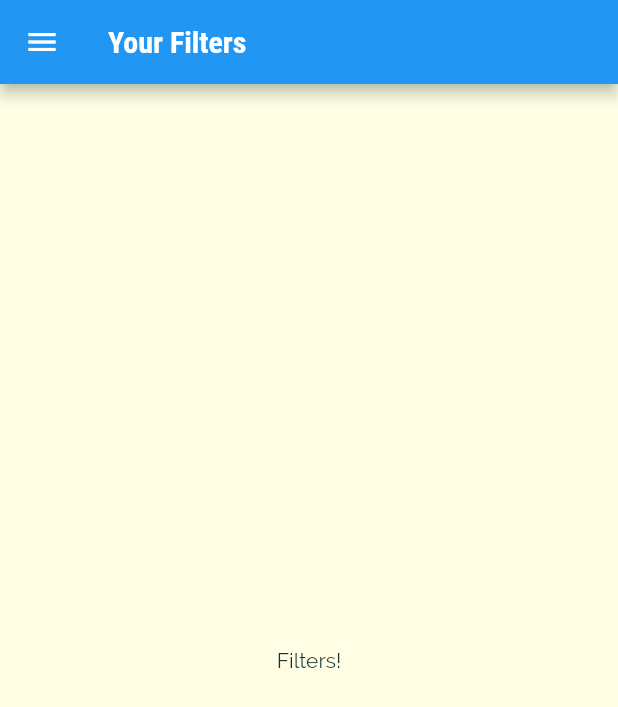
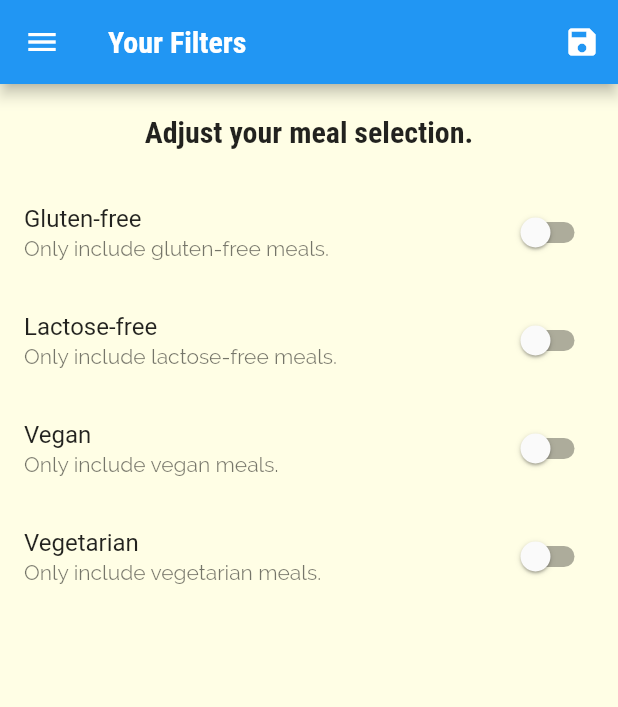
Before and after one commit to rodrigodsluz/flutter_meals_app, a Flutter app: the FiltersScreen screen opened by its route, on a phone screen of 412 x 824 dp. Shown: the top 707 px of the screen. Run offline on Flutter 3.47's test engine with Material 2 defaults, Android fonts, the phone set to English and light mode, and no system bars.

Commit message:
feat: adding filtering logic

```diff
--- a/lib/main.dart
+++ b/lib/main.dart
@@ -6,9 +6,49 @@ import './screens/meal_detail_screen.dart';
 import './screens/categories_screen.dart';
 import './screens/category_meals_screen.dart';
 
+import './models/meal.dart';
+
+import './dummy_data.dart';
+
 void main() => runApp(MyApp());
 
-class MyApp extends StatelessWidget {
+class MyApp extends StatefulWidget {
+  @override
+  State<MyApp> createState() => _MyAppState();
+}
+
+class _MyAppState extends State<MyApp> {
+  Map<String, bool> _filters = {
+    'gluten': false,
+    'lactose': false,
+    'vegan': false,
+    'vegetarian': false,
+  };
+
+  List<Meal> _availableMeals = DUMMY_MEALS;
+
+  void _setFilters(Map<String, bool> filterData) {
+    setState(() {
+      _filters = filterData;
+    });
+
+    _availableMeals = DUMMY_MEALS.where((meal) {
+      if (_filters['gluten'] && !meal.isGlutenFree) {
+        return false;
+      }
+      if (_filters['lactose'] && !meal.isLactoseFree) {
+        return false;
+      }
+      if (_filters['vegan'] && !meal.isVegan) {
+        return false;
+      }
+      if (_filters['vegetarian'] && !meal.isVegetarian) {
+        return false;
+      }
+      return true;
+    }).toList();
+  }
+
   @override
   Widget build(BuildContext context) {
     return MaterialApp(
@@ -32,9 +72,11 @@ class MyApp extends StatelessWidget {
         //home: CategoriesScreen(),
         routes: {
           '/': (ctx) => TabsScreen(),
-          CategoryMealsScreen.routeName: (ctx) => CategoryMealsScreen(),
+          CategoryMealsScreen.routeName: (ctx) =>
+              CategoryMealsScreen(_availableMeals),
           MealDetailScreen.routeName: (ctx) => MealDetailScreen(),
-          FiltersScreen.routeName: (ctx) => FiltersScreen(),
+          FiltersScreen.routeName: (ctx) =>
+              FiltersScreen(_filters, _setFilters),
         },
         onUnknownRoute: (settings) {
           return MaterialPageRoute(builder: (ctx) => CategoriesScreen());
--- a/lib/screens/category_meals_screen.dart
+++ b/lib/screens/category_meals_screen.dart
@@ -4,10 +4,12 @@ import '../widgets/meal_item.dart';
 
 import '../models/meal.dart';
 
-import '../dummy_data.dart';
-
 class CategoryMealsScreen extends StatefulWidget {
   static const routeName = '/category-meals';
+
+  final List<Meal> availableMeals;
+
+  CategoryMealsScreen(this.availableMeals);
 
   @override
   State<CategoryMealsScreen> createState() => _CategoryMealsScreenState();
@@ -30,7 +32,7 @@ class _CategoryMealsScreenState extends State<CategoryMealsScreen> {
           ModalRoute.of(context).settings.arguments as Map<String, String>;
       final categoryId = routeArgs['id'];
       categoryTitle = routeArgs['title'];
-      displayedMeals = DUMMY_MEALS.where((meal) {
+      displayedMeals = widget.availableMeals.where((meal) {
         return meal.categories.contains(categoryId);
       }).toList();
       _loadedInitData = true;
--- a/lib/screens/filters_screen.dart
+++ b/lib/screens/filters_screen.dart
@@ -2,21 +2,127 @@ import 'package:flutter/material.dart';
 
 import '../widgets/main_drawer.dart';
 
-class FiltersScreen extends StatelessWidget {
+class FiltersScreen extends StatefulWidget {
   static const routeName = '/filters';
+
+  final Function saveFilters;
+  final Map<String, bool> currentFilters;
+
+  FiltersScreen(this.currentFilters, this.saveFilters);
+
+  @override
+  State<FiltersScreen> createState() => _FiltersScreenState();
+}
+
+class _FiltersScreenState extends State<FiltersScreen> {
+  var _glutenFree = false;
+  var _lactoseFree = false;
+  var _vegan = false;
+  var _vegetarian = false;
+
+  @override
+  initState() {
+    _glutenFree = widget.currentFilters['gluten'];
+    _lactoseFree = widget.currentFilters['lactose'];
+    _vegan = widget.currentFilters['vegan'];
+    _vegetarian = widget.currentFilters['vegetarian'];
+    super.initState();
+  }
+
+  Widget _buildSwitchListTile(
+    String title,
+    String description,
+    bool currentValue,
+    Function updateValue,
+  ) {
+    return SwitchListTile(
+      title: Text(title),
+      value: currentValue,
+      subtitle: Text(description),
+      onChanged: updateValue,
+    );
+  }
 
   @override
   Widget build(BuildContext context) {
     return Scaffold(
         appBar: AppBar(
           title: Text('Your Filters'),
+          actions: <Widget>[
+            IconButton(
+              icon: const Icon(Icons.save),
+              onPressed: () {
+                final selectedFilters = {
+                  'gluten': _glutenFree,
+                  'lactose': _lactoseFree,
+                  'vegan': _vegan,
+                  'vegetarian': _vegetarian,
+                };
+
+                widget.saveFilters(selectedFilters);
+              },
+            ),
+          ],
         ),
         drawer: Drawer(
           child: MainDrawer(),
         ),
-      body: Center(
-        child: Text('Filters!'),
+        body: Column(
+          children: [
+            Container(
+              padding: const EdgeInsets.all(20),
+              child: Text(
+                'Adjust your meal selection.',
+                style: Theme.of(context).textTheme.headline6,
               ),
-    );
+            ),
+            Expanded(
+              child: ListView(
+                children: [
+                  _buildSwitchListTile(
+                    'Gluten-free',
+                    'Only include gluten-free meals.',
+                    _glutenFree,
+                    (newValue) {
+                      setState(() {
+                        _glutenFree = newValue;
+                      });
+                    },
+                  ),
+                  _buildSwitchListTile(
+                    'Lactose-free',
+                    'Only include lactose-free meals.',
+                    _lactoseFree,
+                    (newValue) {
+                      setState(() {
+                        _lactoseFree = newValue;
+                      });
+                    },
+                  ),
+                  _buildSwitchListTile(
+                    'Vegan',
+                    'Only include vegan meals.',
+                    _vegan,
+                    (newValue) {
+                      setState(() {
+                        _vegan = newValue;
+                      });
+                    },
+                  ),
+                  _buildSwitchListTile(
+                    'Vegetarian',
+                    'Only include vegetarian meals.',
+                    _vegetarian,
+                    (newValue) {
+                      setState(() {
+                        _vegetarian = newValue;
+                      });
+                    },
+                  ),
+                ],
+              ),
+            ),
+          ],
+        ));
   }
 }
```
Lines whose indentation alone changed are shown as unchanged.
